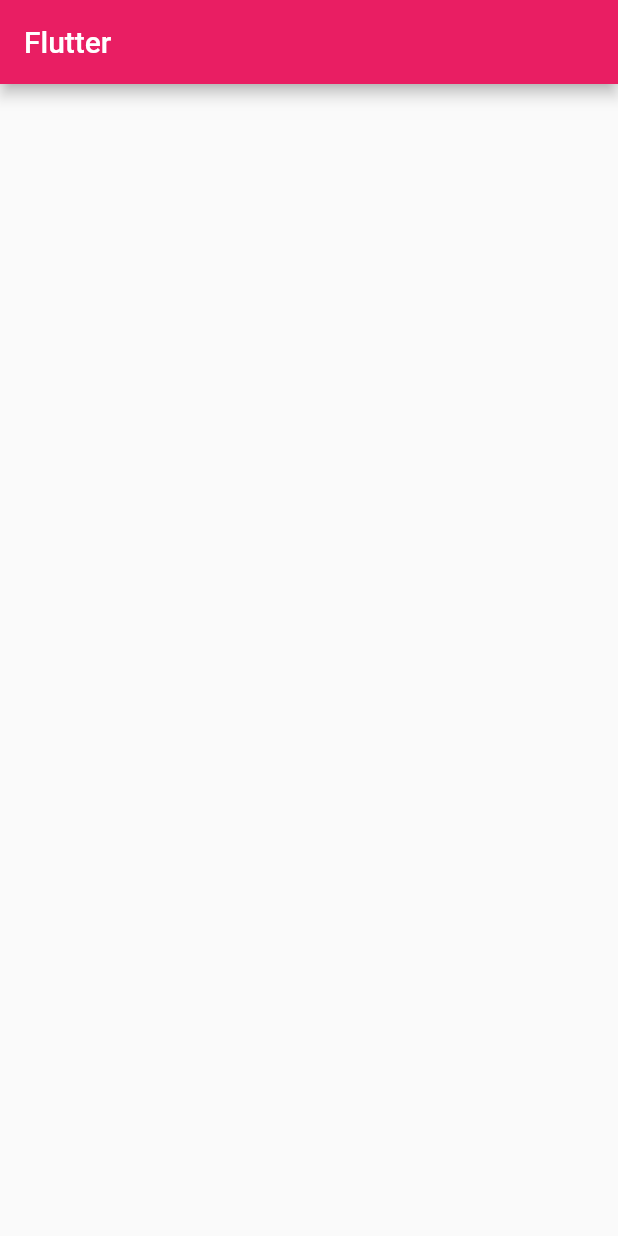
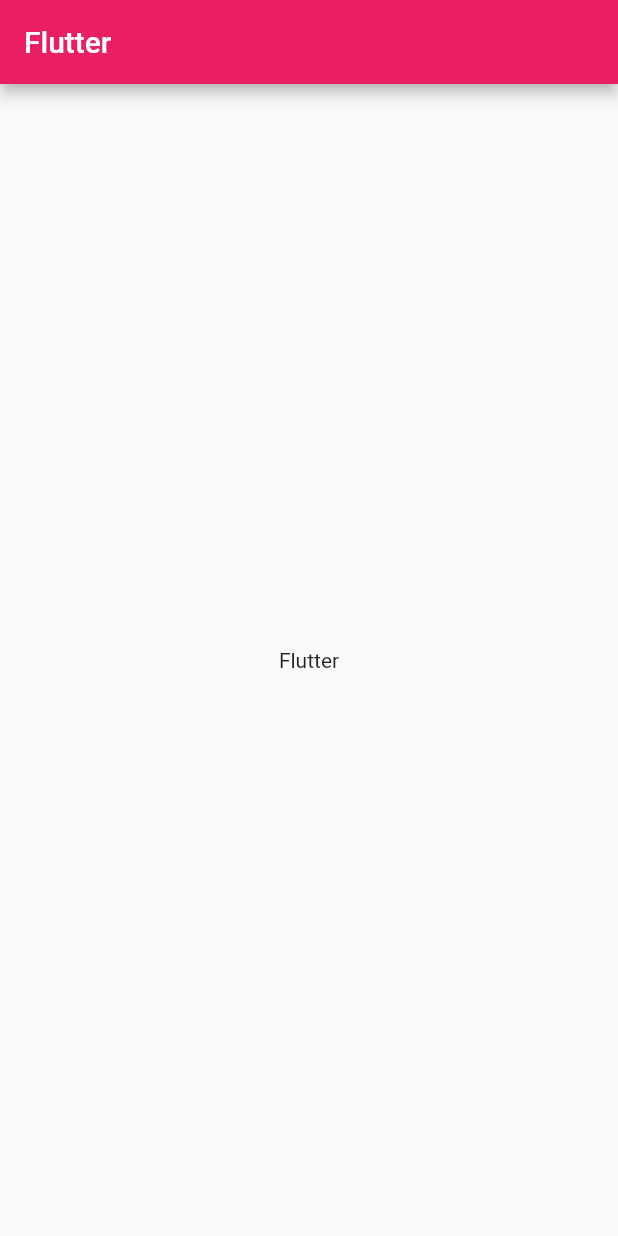
Before and after one commit to ahmadshakir21/Test-app, a Flutter app: the screen it shows after launch, on a phone screen of 412 x 824 dp. Run offline on Flutter 3.47's test engine with Material 2 defaults, Android fonts, the phone set to English and light mode, and no system bars.

Commit message:
Third Commit

```diff
--- a/lib/main.dart
+++ b/lib/main.dart
@@ -35,7 +35,9 @@ class _MyHomePageState extends State<MyHomePage> {
       appBar: AppBar(
         title: Text(widget.title),
       ),
-      body: Center(),
+      body: const Center(
+        child: Text("Flutter"),
+      ),
     );
   }
 }
```
